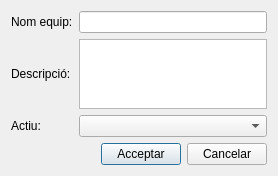
The window that core/ui/toolbars/cm/team_create.ui (Giswater/giswater_qgis_plugin) describes before a commit, drawn with Qt 5.
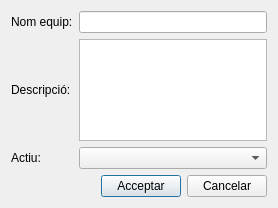
The same window after the commit.

Commit message: feat: add dialog name to translate all widgets from campaign manage dialogs

The edit to the form file:
```diff
--- a/core/ui/toolbars/cm/team_create.ui
+++ b/core/ui/toolbars/cm/team_create.ui
@@ -7,7 +7,7 @@
     <x>0</x>
     <y>0</y>
     <width>278</width>
-    <height>174</height>
+    <height>208</height>
    </rect>
   </property>
   <property name="windowTitle">
```
Left out of the diff: 6 changed lines with no effect on the pictures. The commit also changes 5 other files.
